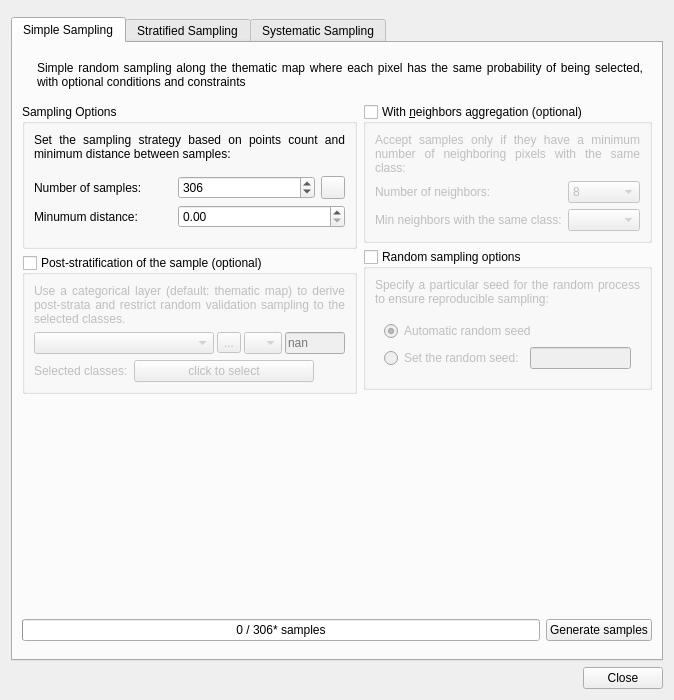
The window that AcATaMa/ui/sampling_design_window.ui (SMByC/AcATaMa) describes before a commit, drawn with Qt 5.
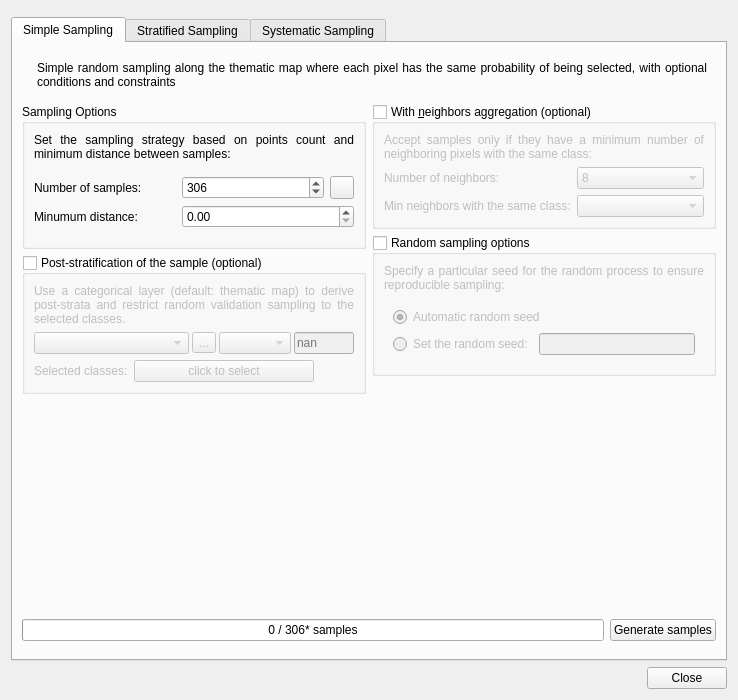
The same window after the commit. Icons and pictures are not drawn. Custom widgets are drawn as their Qt base class.

```diff
--- a/AcATaMa/ui/sampling_design_window.ui
+++ b/AcATaMa/ui/sampling_design_window.ui
@@ -6,7 +6,7 @@
    <rect>
     <x>0</x>
     <y>0</y>
-    <width>600</width>
+    <width>738</width>
     <height>700</height>
    </rect>
   </property>
@@ -284,9 +284,6 @@
                         <property name="toolTip">
                          <string>Band</string>
                         </property>
-                        <property name="sizeAdjustPolicy">
-                         <enum>QComboBox::AdjustToMinimumContentsLength</enum>
-                        </property>
                         <property name="minimumContentsLength">
                          <number>1</number>
                         </property>
```
Left out of the diff: 80 changed lines with no effect on the pictures.
